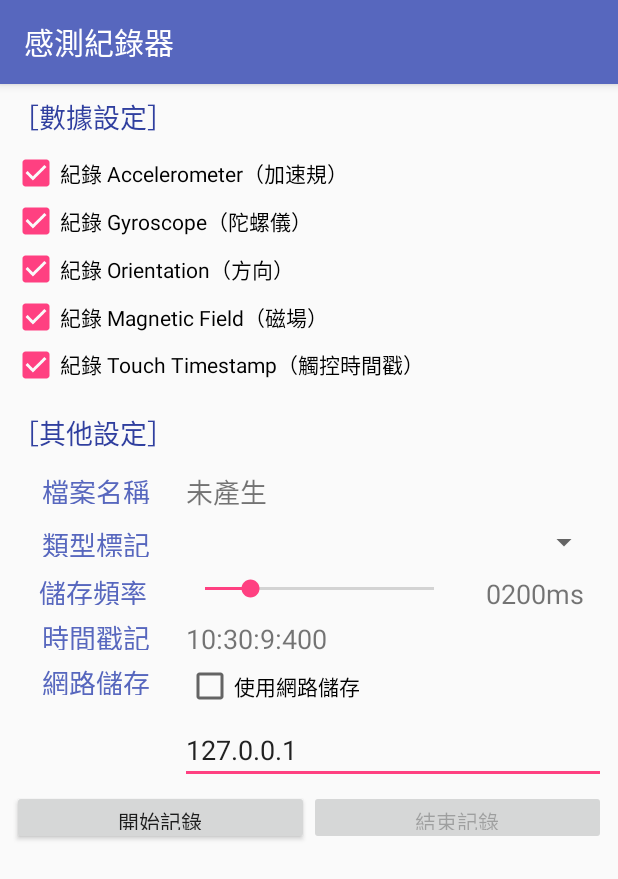
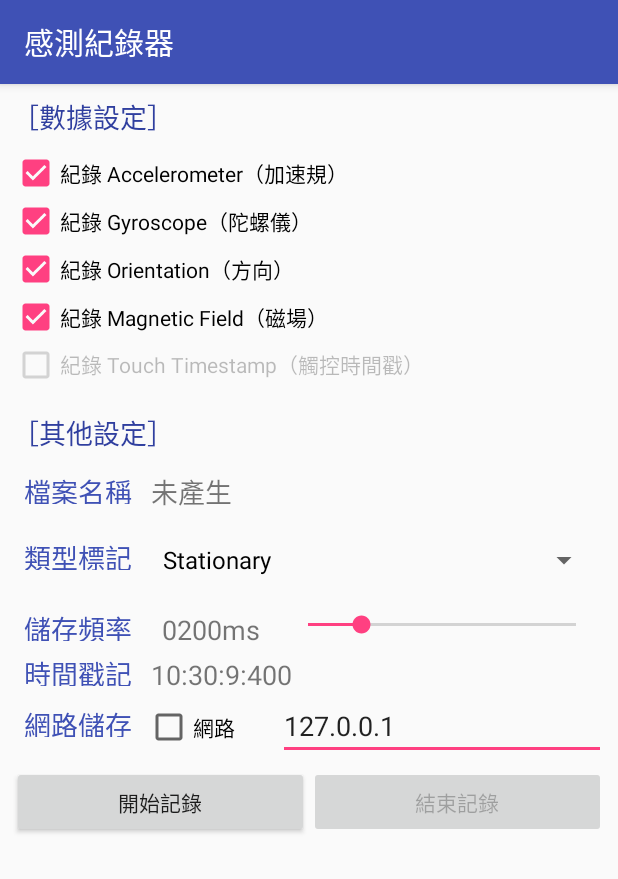
Before and after one commit to tinytsunami/Sensor-Data-Saver, an Android app: the screen it shows after launch (MainActivity), on a phone screen of 412 x 824 dp. Shown: the top 879 px of the screen. Run offline under Robolectric (Android 15) with nearby library versions, the phone set to English and light mode, and no system bars.

Commit message:
update project.

```diff
--- a/app/build.gradle
+++ b/app/build.gradle
@@ -4,8 +4,8 @@ android {
     compileSdkVersion 26
     buildToolsVersion "26.0.1"
     defaultConfig {
-        applicationId "com.example.tinytsunami.myapplication"
-        minSdkVersion 15
+        applicationId "com.example.tinytsunami.sensorsaver"
+        minSdkVersion 14
         targetSdkVersion 26
         versionCode 1
         versionName "1.0"
--- a/app/src/main/AndroidManifest.xml
+++ b/app/src/main/AndroidManifest.xml
@@ -1,6 +1,6 @@
 <?xml version="1.0" encoding="utf-8"?>
 <manifest xmlns:android="http://schemas.android.com/apk/res/android"
-    package="com.example.tinytsunami.myapplication">
+    package="com.example.tinytsunami.sensorsaver">
 
     <uses-permission android:name="android.permission.WRITE_EXTERNAL_STORAGE" />
 
@@ -19,5 +19,4 @@
         </activity>
     </application>
 
-    <service android:name="MainService"></service>
 </manifest>
--- a/app/src/main/java/com/example/tinytsunami/myapplication/MainActivity.java
+++ b/app/src/main/java/com/example/tinytsunami/sensorsaver/MainActivity.java
@@ -1,21 +1,26 @@
-package com.example.tinytsunami.myapplication;
+package com.example.tinytsunami.sensorsaver;
 
 import android.Manifest;
 import android.content.Context;
 import android.content.Intent;
 import android.content.pm.PackageManager;
+import android.content.res.Resources;
 import android.hardware.Sensor;
 import android.hardware.SensorEvent;
 import android.hardware.SensorEventListener;
 import android.hardware.SensorManager;
+import android.os.Build;
+import android.os.Bundle;
 import android.os.Environment;
 import android.os.Handler;
+import android.support.annotation.RequiresApi;
 import android.support.v4.app.ActivityCompat;
 import android.support.v4.content.ContextCompat;
 import android.support.v7.app.AppCompatActivity;
-import android.os.Bundle;
 import android.util.Log;
 import android.view.View;
+import android.widget.AdapterView;
+import android.widget.ArrayAdapter;
 import android.widget.Button;
 import android.widget.CheckBox;
 import android.widget.EditText;
@@ -42,13 +47,13 @@ public class MainActivity extends AppCompatActivity implements SensorEventListen
     // Other-Setting UI
     //========================================================
     private TextView TextViewFilename;
-    private Spinner  SpinnerFileTag;
+    private Spinner SpinnerFileTag;
     private SeekBar  SeekBarFrequency;
     private TextView TextViewFrequency;
     private TextView TextViewTimestamp;
     private CheckBox CheckBoxNetworkUsed;
     private EditText EditTextNetworkAddress;
-    private Button   ButtonSaveStart;
+    private Button ButtonSaveStart;
     private Button   ButtonSaveEnd;
 
     // Used for show timestamp UI
@@ -62,6 +67,7 @@ public class MainActivity extends AppCompatActivity implements SensorEventListen
     private String data;            // Data of save-file
     private String timestamp;       // Timestamp of save-file
     private String networkAddress;  // Address for using network
+    private String fileTag;         // Used for filename
 
     //========================================================
     // Data Used
@@ -75,8 +81,9 @@ public class MainActivity extends AppCompatActivity implements SensorEventListen
     //========================================================
     // System Controller
     //========================================================
+    private Resources resources;         // System Resources
     private SensorManager sensorManager; // Used for sensor
-    private Calendar      calender;      // Used for timer
+    private Calendar calender;           // Used for timer
 
     //========================================================
     // File Controller
@@ -108,15 +115,17 @@ public class MainActivity extends AppCompatActivity implements SensorEventListen
     //========================================================
     protected void processPermission()
     {
-        String permissionType = Manifest.permission.WRITE_EXTERNAL_STORAGE;
-        int permissionCheck = ContextCompat.checkSelfPermission(this, permissionType);
-        if (permissionCheck != PackageManager.PERMISSION_GRANTED)
+        String[] permissions = {
+            Manifest.permission.WRITE_EXTERNAL_STORAGE
+        };
+
+        for(String permission : permissions)
         {
-            ActivityCompat.requestPermissions(MainActivity.this, new String[]{permissionType}, 1);
-        }
-        else
-        {
-            Toast.makeText(this, "已取得權限", Toast.LENGTH_SHORT).show();
+            int check = ContextCompat.checkSelfPermission(this, permission);
+            if (check != PackageManager.PERMISSION_GRANTED)
+                ActivityCompat.requestPermissions(MainActivity.this, new String[]{permission}, 1);
+            else
+                Toast.makeText(this, "已取得權限", Toast.LENGTH_SHORT).show();
         }
     }
 
@@ -152,17 +161,24 @@ public class MainActivity extends AppCompatActivity implements SensorEventListen
     //========================================================
     protected String getFilename()
     {
-        return String.format("%s.txt", getTimestamp()).replace(":", "");
+        return String.format("%s%s.txt", fileTag.substring(0, 2).toUpperCase(), getTimestamp()).replace(":", "");
     }
 
     //========================================================
     // Create File Stream
     //========================================================
+    @RequiresApi(api = Build.VERSION_CODES.KITKAT)
     protected void createFileStream(String filename)
     {
         try {
-            String path = Environment.getExternalStorageDirectory().getAbsolutePath();
-            fileStream = new FileOutputStream(new File(path + File.separator + filename));
+            if(Environment.getExternalStorageState().equals(Environment.MEDIA_MOUNTED))
+            {
+                File sdCard = Environment.getExternalStoragePublicDirectory(Environment.DIRECTORY_DOCUMENTS);
+                if (!sdCard.exists()) sdCard.mkdirs();
+                fileStream = new FileOutputStream(new File(sdCard, filename));
+            }
+            else
+                Toast.makeText(this, "SD卡讀取失敗", Toast.LENGTH_SHORT).show();
         } catch (Exception  e) {
             Log.d("Exception", e.getMessage());
         }
@@ -215,14 +231,37 @@ public class MainActivity extends AppCompatActivity implements SensorEventListen
         return tmp;
     }
 
+    //========================================================
+    // Create Spinner
+    //========================================================
+    private void createSpinner()
+    {
+        final String[] items = resources.getStringArray(R.array.file_tags);
+        ArrayAdapter<String> fileTagList = new ArrayAdapter<>(MainActivity.this,
+                android.R.layout.simple_spinner_dropdown_item,
+                items);
+        SpinnerFileTag.setAdapter(fileTagList);
+        SpinnerFileTag.setOnItemSelectedListener(new AdapterView.OnItemSelectedListener() {
+            @Override
+            public void onItemSelected(AdapterView<?> parent, View view, int position, long id) {
+                fileTag = items[position];
+            }
+
+            @Override
+            public void onNothingSelected(AdapterView<?> parent) {}
+        });
+    }
+
     @Override
     protected void onCreate(Bundle savedInstanceState) {
         super.onCreate(savedInstanceState);
         setContentView(R.layout.activity_main);
 
         // Pre-process
+        resources = getResources();
         this.processPermission();
         this.getUIObject();
+        this.createSpinner();
 
         // To set onchange function
         SeekBarFrequency.setOnSeekBarChangeListener(this);
@@ -238,6 +277,7 @@ public class MainActivity extends AppCompatActivity implements SensorEventListen
 
         // Timer for Start Save-file
         ButtonSaveStart.setOnClickListener(new View.OnClickListener() {
+            @RequiresApi(api = Build.VERSION_CODES.KITKAT)
             public void onClick(View v) {
                 // Process file
                 filename = getFilename();
@@ -265,8 +305,6 @@ public class MainActivity extends AppCompatActivity implements SensorEventListen
                 saveHandler.removeCallbacks(saveRunnable);
             }
         });
-
-        startService(new Intent(MainActivity.this, MainService.class));
     }
 
     @Override
@@ -284,7 +322,6 @@ public class MainActivity extends AppCompatActivity implements SensorEventListen
         sensorManager.unregisterListener(this);
         this.removeFileStream();
         super.onStop();
-        stopService(new Intent(MainActivity.this, MainService.class));
     }
 
     @Override
--- a/app/src/main/res/layout/activity_main.xml
+++ b/app/src/main/res/layout/activity_main.xml
@@ -4,7 +4,8 @@
     xmlns:tools="http://schemas.android.com/tools"
     android:layout_width="match_parent"
     android:layout_height="match_parent"
-    tools:context="com.example.tinytsunami.myapplication.MainActivity">
+    tools:context="com.example.tinytsunami.sensorsaver.MainActivity">
+
 
     <TextView
         android:id="@+id/StaticLabel1"
@@ -89,7 +90,8 @@
             android:id="@+id/CheckBoxTouchTimestamp"
             android:layout_width="match_parent"
             android:layout_height="wrap_content"
-            android:checked="true"
+            android:checked="false"
+            android:enabled="false"
             android:text="@string/save_Touch_Timestamp" />
 
     </LinearLayout>
@@ -189,24 +191,11 @@
                 android:textColor="@color/colorPrimary"
                 android:textSize="18sp" />
 
-            <SeekBar
-                android:id="@+id/SeekBarFrequency"
-                android:layout_width="wrap_content"
-                android:layout_height="22dp"
-                android:layout_column="2"
-                android:layout_margin="4dp"
-                android:layout_weight="5"
-                android:max="1000"
-                android:min="1"
-                android:progress="200"
-                app:layout_constraintLeft_toLeftOf="parent"
-                tools:layout_editor_absoluteY="298dp" />
-
             <TextView
                 android:id="@+id/TextViewFrequency"
                 android:layout_width="wrap_content"
                 android:layout_height="22dp"
-                android:layout_column="3"
+                android:layout_column="2"
                 android:layout_margin="4dp"
                 android:layout_weight="1"
                 android:text="0200ms"
@@ -216,6 +205,19 @@
                 app:layout_constraintLeft_toRightOf="@+id/SeekBarFrequency"
                 app:layout_constraintRight_toRightOf="parent"
                 tools:layout_editor_absoluteY="320dp" />
+
+            <SeekBar
+                android:id="@+id/SeekBarFrequency"
+                android:layout_width="wrap_content"
+                android:layout_height="22dp"
+                android:layout_column="3"
+                android:layout_margin="4dp"
+                android:layout_weight="4"
+                android:max="1000"
+                android:min="1"
+                android:progress="200"
+                app:layout_constraintLeft_toLeftOf="parent"
+                tools:layout_editor_absoluteY="298dp" />
 
         </TableRow>
 
@@ -261,42 +263,32 @@
                 android:layout_width="wrap_content"
                 android:layout_height="22dp"
                 android:layout_column="1"
-                android:layout_margin="4dp"
                 android:layout_weight="1"
                 android:text="@string/other_setting_network"
                 android:textAlignment="center"
                 android:textColor="@color/colorPrimary"
                 android:textSize="18sp" />
 
-            <LinearLayout
-                android:layout_width="match_parent"
-                android:layout_height="wrap_content"
-                android:layout_column="2"
-                android:layout_span="2"
-                android:layout_weight="5"
-                android:orientation="vertical">
-
             <CheckBox
                 android:id="@+id/CheckBoxNetworkUsed"
                 android:layout_width="match_parent"
                 android:layout_height="wrap_content"
                 android:layout_column="2"
-                    android:layout_margin="4dp"
-                    android:layout_span="2"
-                    android:layout_weight="5"
-                    android:text="使用網路儲存" />
+                android:layout_span="1"
+                android:layout_weight="1"
+                android:text="網路" />
 
             <EditText
                 android:id="@+id/EditTextNetworkAddress"
                 android:layout_width="match_parent"
                 android:layout_height="wrap_content"
-                    android:layout_weight="5"
+                android:layout_column="3"
+                android:layout_span="1"
+                android:layout_weight="4"
                 android:ems="10"
                 android:inputType="textPersonName"
                 android:text="127.0.0.1"
                 android:textSize="18sp" />
-
-            </LinearLayout>
 
         </TableRow>
 
--- a/app/src/main/res/values/colors.xml
+++ b/app/src/main/res/values/colors.xml
@@ -1,6 +1,6 @@
 <?xml version="1.0" encoding="utf-8"?>
 <resources>
-    <color name="colorPrimary">#5767be</color>
+    <color name="colorPrimary">#3F51B5</color>
     <color name="colorPrimaryDark">#303F9F</color>
     <color name="colorAccent">#FF4081</color>
 </resources>
--- a/app/src/main/res/values/strings.xml
+++ b/app/src/main/res/values/strings.xml
@@ -14,4 +14,12 @@
     <string name="save_Orientation">紀錄 Orientation（方向）</string>
     <string name="save_Magnetic_Field">紀錄 Magnetic Field（磁場）</string>
     <string name="save_Touch_Timestamp">紀錄 Touch Timestamp（觸控時間戳）</string>
+    <string-array name="file_tags">
+        <item>Stationary</item>
+        <item>Walk</item>
+        <item>MRT</item>
+        <item>Bus</item>
+        <item>Train</item>
+        <item>Scooter</item>
+    </string-array>
 </resources>
```
Also changed, not shown: app/src/main/java/com/example/tinytsunami/myapplication/MainService.java (deleted, +0 -100 lines), gradle/wrapper/gradle-wrapper.properties, 4 other files. Lines whose indentation alone changed are shown as unchanged.
